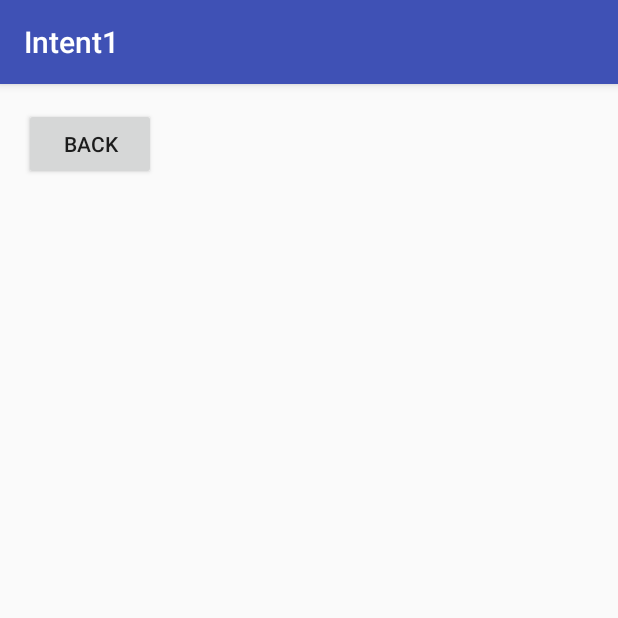
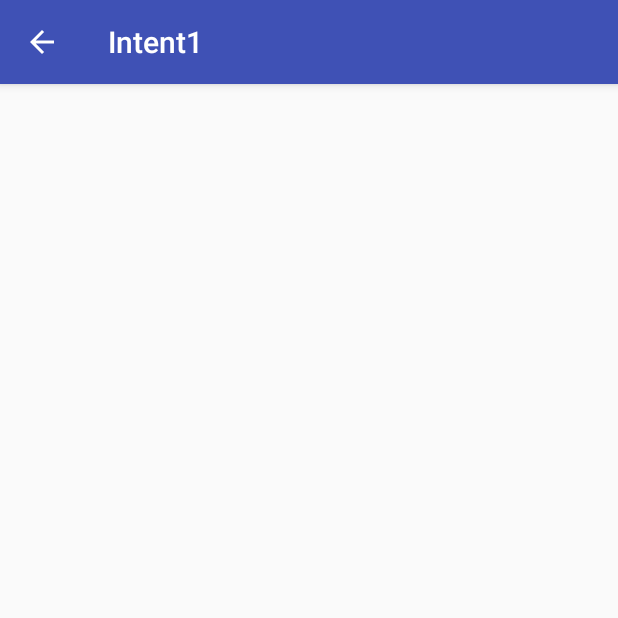
Before and after one commit to Isolasim4n/Intent1, an Android app: the HasilActivity screen opened directly, with no data from a screen before it, on a phone screen of 412 x 824 dp, the top half of it. Run offline under Robolectric (Android 15) with nearby library versions, the phone set to English and light mode, and no system bars.

Commit message:
onBackPressed part 2

```diff
--- a/app/src/main/java/id/sch/smktelkom_mlg/learn/intent1/HasilActivity.java
+++ b/app/src/main/java/id/sch/smktelkom_mlg/learn/intent1/HasilActivity.java
@@ -2,7 +2,7 @@ package id.sch.smktelkom_mlg.learn.intent1;
 
 import android.os.Bundle;
 import android.support.v7.app.AppCompatActivity;
-import android.view.View;
+import android.view.MenuItem;
 
 public class HasilActivity extends AppCompatActivity {
 
@@ -10,11 +10,18 @@ public class HasilActivity extends AppCompatActivity {
     protected void onCreate(Bundle savedInstanceState) {
         super.onCreate(savedInstanceState);
         setContentView(R.layout.activity_hasil);
-        findViewById(R.id.buttonBack).setOnClickListener(new View.OnClickListener() {
-            @Override
-            public void onClick(View v) {
-                onBackPressed();
-            }
-        });
+        getSupportActionBar().setDisplayHomeAsUpEnabled(true);
+
+
+
+    }
+
+    @Override
+    public boolean onOptionsItemSelected(MenuItem item) {
+        if (item.getItemId() == android.R.id.home) {
+            onBackPressed();
+            return true;
+        }
+        return super.onOptionsItemSelected(item);
     }
 }
--- a/app/src/main/res/layout/activity_hasil.xml
+++ b/app/src/main/res/layout/activity_hasil.xml
@@ -10,14 +10,4 @@
     android:paddingTop="@dimen/activity_vertical_margin"
     tools:context="id.sch.smktelkom_mlg.learn.intent1.HasilActivity">
 
-    <Button
-        android:id="@+id/buttonBack"
-        android:layout_width="wrap_content"
-        android:layout_height="wrap_content"
-        android:layout_alignParentEnd="true"
-        android:layout_alignParentLeft="true"
-        android:layout_alignParentRight="true"
-        android:layout_alignParentStart="true"
-        android:layout_alignParentTop="true"
-        android:text="Back" />
 </LinearLayout>
```
